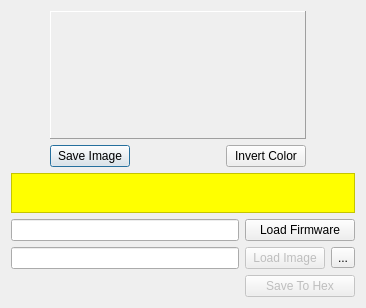
Old version of the form src/customizesplashdialog.ui in the repository roberto1903/companion9x.
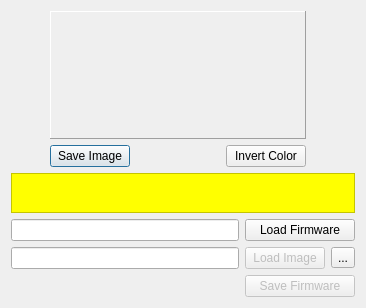
New version of the form. Icons and pictures are not drawn.

Commit message: Better fix for the regression introduced in splash customization

Patch:
```diff
--- a/src/customizesplashdialog.ui
+++ b/src/customizesplashdialog.ui
@@ -7,7 +7,7 @@
     <x>0</x>
     <y>0</y>
     <width>366</width>
-    <height>298</height>
+    <height>303</height>
    </rect>
   </property>
   <property name="sizePolicy">
@@ -242,7 +242,7 @@
         <bool>false</bool>
        </property>
        <property name="text">
-        <string>Save To Hex</string>
+        <string>Save Firmware</string>
        </property>
       </widget>
      </item>
```
The commit also changes 2 other files.
